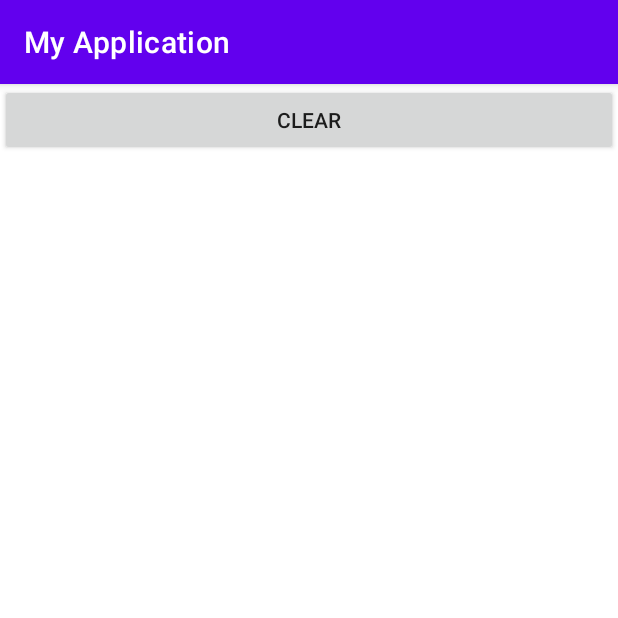
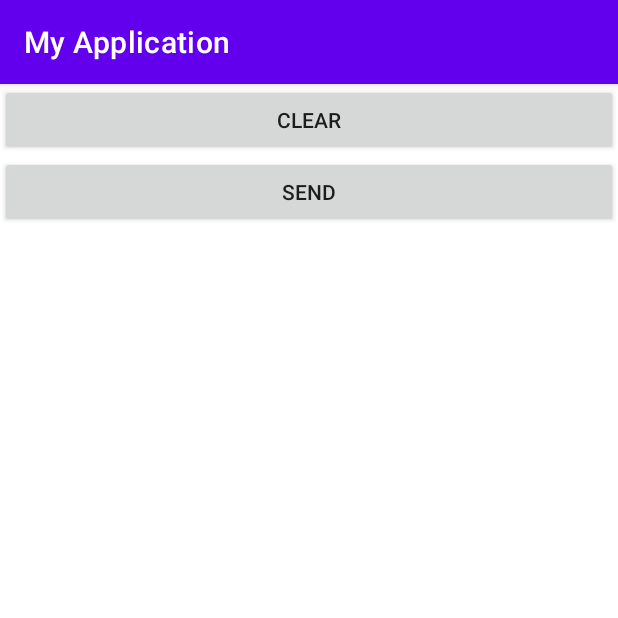
Before and after one commit to faizan171997/grid_project, an Android app: the screen it shows after launch (MainActivity), on a phone screen of 412 x 824 dp, the top half of it. Run offline under Robolectric (Android 15) with nearby library versions, the light colour scheme and no system bars.

Commit message:
Able to send data to node MCU

```diff
--- a/app/src/main/AndroidManifest.xml
+++ b/app/src/main/AndroidManifest.xml
@@ -2,7 +2,11 @@
 <manifest xmlns:android="http://schemas.android.com/apk/res/android"
     xmlns:tools="http://schemas.android.com/tools">
 
+    <!-- Add this line for internet permission -->
+    <uses-permission android:name="android.permission.INTERNET" />
+
     <application
+        android:usesCleartextTraffic="true"
         android:allowBackup="true"
         android:dataExtractionRules="@xml/data_extraction_rules"
         android:fullBackupContent="@xml/backup_rules"
--- a/app/src/main/java/com/example/myapplication/MainActivity.java
+++ b/app/src/main/java/com/example/myapplication/MainActivity.java
@@ -1,18 +1,9 @@
 package com.example.myapplication;
 
-import androidx.appcompat.app.AppCompatActivity;
-
-import android.graphics.Color;
-import android.graphics.drawable.ColorDrawable;
 import android.os.Bundle;
-import android.view.Gravity;
-import android.view.MotionEvent;
+import android.util.Log;
 import android.view.View;
 import android.widget.Button;
-import android.widget.GridLayout;
-
-
-import android.os.Bundle;
 import android.widget.LinearLayout;
 
 import androidx.appcompat.app.AppCompatActivity;
@@ -20,6 +11,7 @@ import androidx.appcompat.app.AppCompatActivity;
 public class MainActivity extends AppCompatActivity {
     private DrawingView drawingView;
     private Button clearButton;
+    private Button sendButton;
 
     @Override
     protected void onCreate(Bundle savedInstanceState) {
@@ -31,8 +23,6 @@ public class MainActivity extends AppCompatActivity {
         // Create the clear button
         clearButton = new Button(this);
         clearButton.setText("Clear");
-
-        // Set an OnClickListener on the button to clear the grid when it's clicked
         clearButton.setOnClickListener(new View.OnClickListener() {
             @Override
             public void onClick(View v) {
@@ -40,10 +30,23 @@ public class MainActivity extends AppCompatActivity {
             }
         });
 
-        // Create a vertical LinearLayout and add the clearButton and drawingView to it
+        // Create the send button
+        sendButton = new Button(this);
+        sendButton.setText("Send");
+        sendButton.setOnClickListener(new View.OnClickListener() {
+            @Override
+            public void onClick(View v) {
+                String gridData = drawingView.getGridData();
+                Log.d("DEBUG", gridData); // print out gridData for debugging
+                drawingView.sendGridDataToNodeMcu(gridData);
+            }
+        });
+
+        // Create a vertical LinearLayout and add the clearButton, sendButton and drawingView to it
         LinearLayout layout = new LinearLayout(this);
         layout.setOrientation(LinearLayout.VERTICAL);
         layout.addView(clearButton);
+        layout.addView(sendButton);
         layout.addView(drawingView);
 
         // Set the LinearLayout as the content view of the activity
```
Also changed, not shown: app/src/main/java/com/example/myapplication/DrawingView.java (+52 -8 lines).
